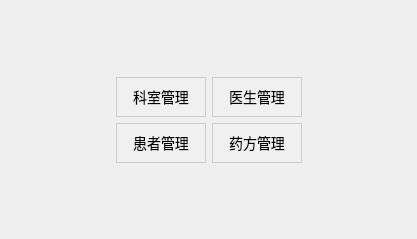
First picture: the form in managementview.ui, repository alac19/QtCourse, before the edit.
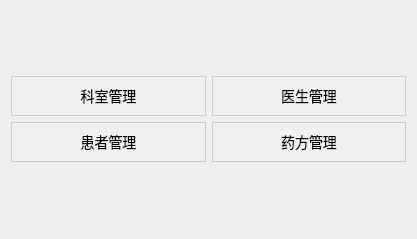
Second picture: the form after the edit.

Patch:
```diff
--- a/managementview.ui
+++ b/managementview.ui
@@ -14,33 +14,7 @@
    <string>Form</string>
   </property>
   <layout class="QGridLayout" name="gridLayout_2">
-   <item row="0" column="1">
-    <spacer name="verticalSpacer_2">
-     <property name="orientation">
-      <enum>Qt::Orientation::Vertical</enum>
-     </property>
-     <property name="sizeHint" stdset="0">
-      <size>
-       <width>20</width>
-       <height>68</height>
-      </size>
-     </property>
-    </spacer>
-   </item>
-   <item row="1" column="0">
-    <spacer name="horizontalSpacer">
-     <property name="orientation">
-      <enum>Qt::Orientation::Horizontal</enum>
-     </property>
-     <property name="sizeHint" stdset="0">
-      <size>
-       <width>103</width>
-       <height>20</height>
-      </size>
-     </property>
-    </spacer>
-   </item>
-   <item row="1" column="1">
+   <item row="0" column="0">
     <layout class="QGridLayout" name="gridLayout">
      <item row="0" column="1">
       <widget class="QPushButton" name="btDoctor">
@@ -116,32 +90,6 @@
      </item>
     </layout>
    </item>
-   <item row="1" column="2">
-    <spacer name="horizontalSpacer_2">
-     <property name="orientation">
-      <enum>Qt::Orientation::Horizontal</enum>
-     </property>
-     <property name="sizeHint" stdset="0">
-      <size>
-       <width>102</width>
-       <height>20</height>
-      </size>
-     </property>
-    </spacer>
-   </item>
-   <item row="2" column="1">
-    <spacer name="verticalSpacer">
-     <property name="orientation">
-      <enum>Qt::Orientation::Vertical</enum>
-     </property>
-     <property name="sizeHint" stdset="0">
-      <size>
-       <width>20</width>
-       <height>67</height>
-      </size>
-     </property>
-    </spacer>
-   </item>
   </layout>
  </widget>
  <resources/>
```
Left out of the diff: 2 changed lines with no effect on the pictures.
